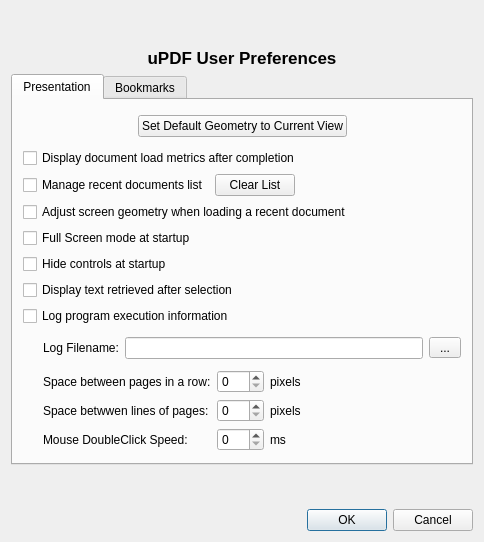
This is ui/preferencesdialog.ui in turgu1/uPDF2 as Qt 5 draws it before an edit. The edited form follows.
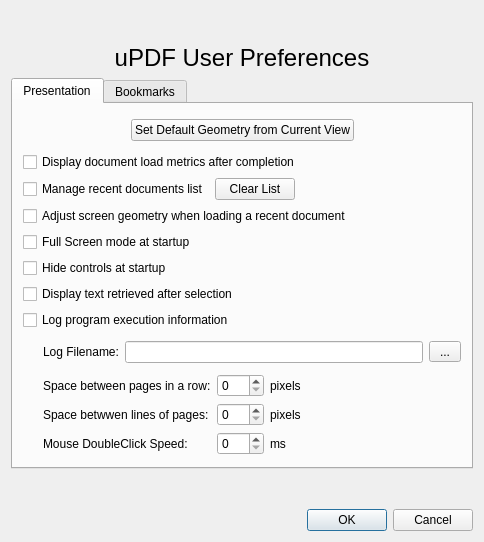
This is the edited form. The open tabs and pages were chosen to show the change. Icons and pictures are not drawn.

```diff
--- a/ui/preferencesdialog.ui
+++ b/ui/preferencesdialog.ui
@@ -31,11 +31,15 @@
     <widget class="QLabel" name="preferencesTitle">
      <property name="font">
       <font>
-       <pointsize>13</pointsize>
-       <weight>75</weight>
-       <bold>true</bold>
+       <family>Arial</family>
+       <pointsize>18</pointsize>
+       <italic>false</italic>
+       <bold>false</bold>
       </font>
      </property>
+     <property name="styleSheet">
+      <string notr="true">font: 75 18pt &quot;Arial&quot;;</string>
+     </property>
      <property name="text">
       <string>uPDF User Preferences</string>
      </property>
@@ -79,7 +83,7 @@
          </property>
          <layout class="QVBoxLayout" name="verticalLayout_2">
           <property name="spacing">
-           <number>-1</number>
+           <number>6</number>
           </property>
           <property name="leftMargin">
            <number>0</number>
@@ -117,7 +121,7 @@
             <item>
              <widget class="QPushButton" name="setViewButton">
               <property name="text">
-               <string>Set Default Geometry to Current View</string>
+               <string>Set Default Geometry from Current View</string>
               </property>
              </widget>
             </item>
```
Left out of the diff: 12 changed lines with no effect on the pictures.
